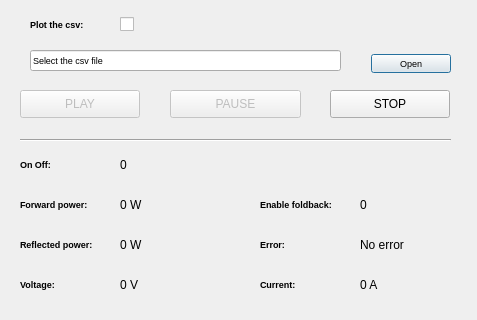
This is main_window.ui in rstanzani/seriale_microonde as Qt 5 draws it before an edit; both pictures show x 0 to 477 and y 0 to 320 of the 477 by 471 pixel window. The edited form follows.
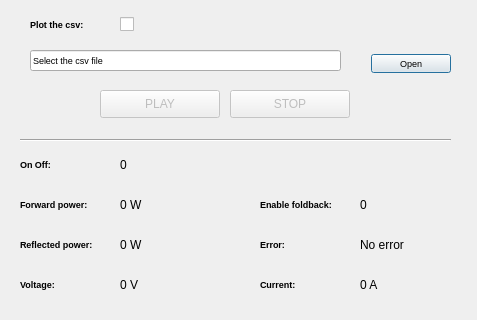
This is the edited form.

Commit message: Remove PAUSE button

```diff
--- a/main_window.ui
+++ b/main_window.ui
@@ -20,7 +20,7 @@
     </property>
     <property name="geometry">
      <rect>
-      <x>20</x>
+      <x>100</x>
       <y>90</y>
       <width>120</width>
       <height>28</height>
@@ -32,34 +32,18 @@
    </widget>
    <widget class="QPushButton" name="Qstop">
     <property name="enabled">
-     <bool>true</bool>
-    </property>
-    <property name="geometry">
-     <rect>
-      <x>330</x>
-      <y>90</y>
-      <width>120</width>
-      <height>28</height>
-     </rect>
-    </property>
-    <property name="text">
-     <string>STOP</string>
-    </property>
-   </widget>
-   <widget class="QPushButton" name="Qpause">
-    <property name="enabled">
      <bool>false</bool>
     </property>
     <property name="geometry">
      <rect>
-      <x>170</x>
+      <x>230</x>
       <y>90</y>
-      <width>131</width>
+      <width>120</width>
       <height>28</height>
      </rect>
     </property>
     <property name="text">
-     <string>PAUSE</string>
+     <string>STOP</string>
     </property>
    </widget>
    <widget class="QLineEdit" name="QGDML">
```
The commit also changes 1 other file.
